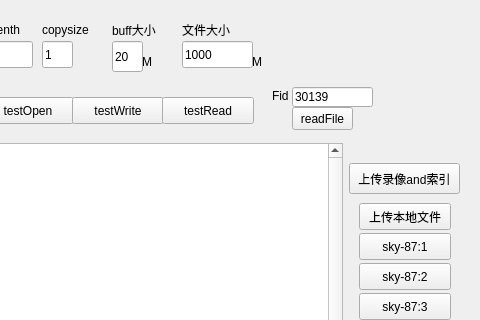
First picture: the form in mainwindow.ui, repository 3642214/sdfs_client_qt_demo, before the edit; both pictures show x 119 to 599 and y 0 to 320 of the 599 by 458 pixel window.
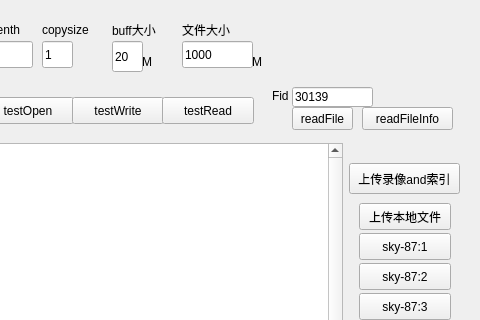
Second picture: the form after the edit.

The edit to the form file:
```diff
--- a/mainwindow.ui
+++ b/mainwindow.ui
@@ -303,6 +303,19 @@
           <string>Fid</string>
          </property>
         </widget>
+        <widget class="QPushButton" name="readFileInfo">
+         <property name="geometry">
+          <rect>
+           <x>470</x>
+           <y>20</y>
+           <width>91</width>
+           <height>23</height>
+          </rect>
+         </property>
+         <property name="text">
+          <string>readFileInfo</string>
+         </property>
+        </widget>
        </widget>
       </item>
       <item>
```
